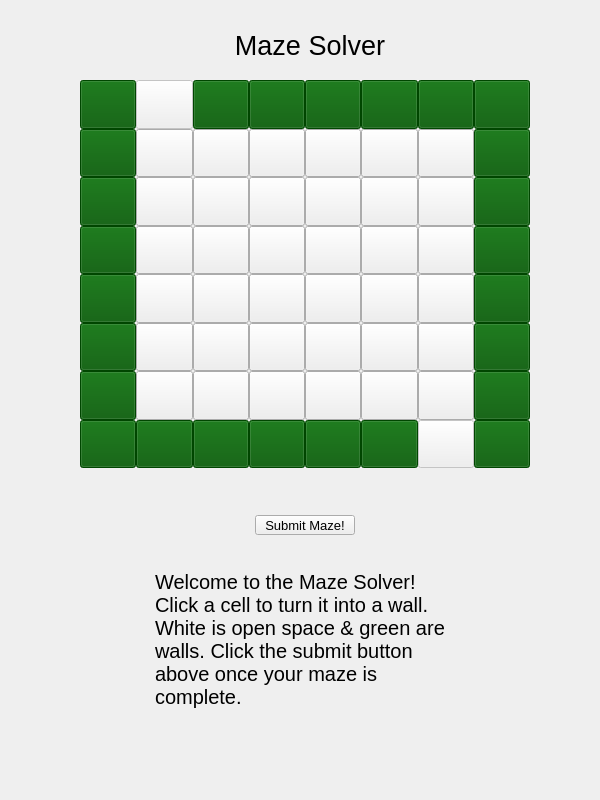
First picture: the form in maze_solver.ui, repository yusufH03/CSII-project2, before the edit.
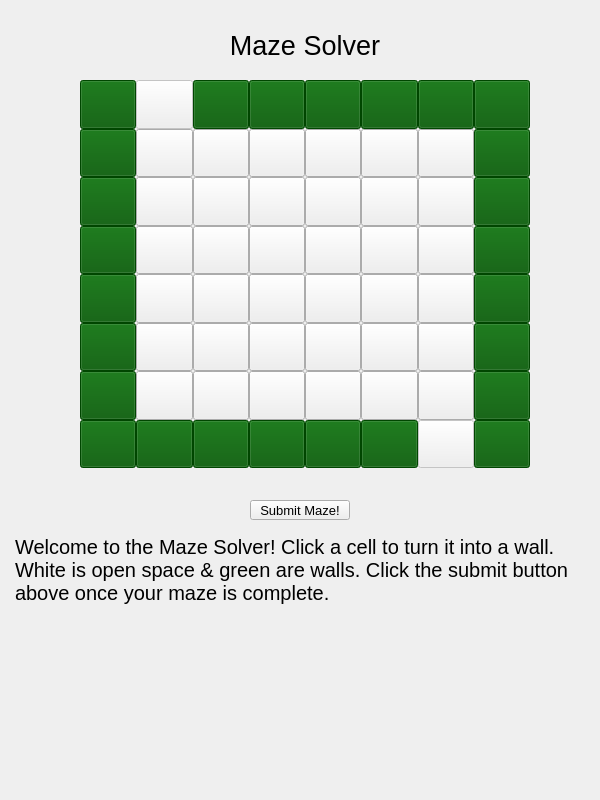
Second picture: the form after the edit.

```diff
--- a/maze_solver.ui
+++ b/maze_solver.ui
@@ -1175,7 +1175,7 @@
      <rect>
       <x>10</x>
       <y>25</y>
-      <width>600</width>
+      <width>590</width>
       <height>40</height>
      </rect>
     </property>
@@ -1194,8 +1194,8 @@
    <widget class="QPushButton" name="submit_button">
     <property name="geometry">
      <rect>
-      <x>255</x>
-      <y>515</y>
+      <x>250</x>
+      <y>500</y>
       <width>100</width>
       <height>20</height>
      </rect>
@@ -1212,10 +1212,10 @@
    <widget class="QLabel" name="output_label">
     <property name="geometry">
      <rect>
-      <x>155</x>
-      <y>570</y>
-      <width>300</width>
-      <height>200</height>
+      <x>15</x>
+      <y>535</y>
+      <width>585</width>
+      <height>250</height>
      </rect>
     </property>
     <property name="font">
```
